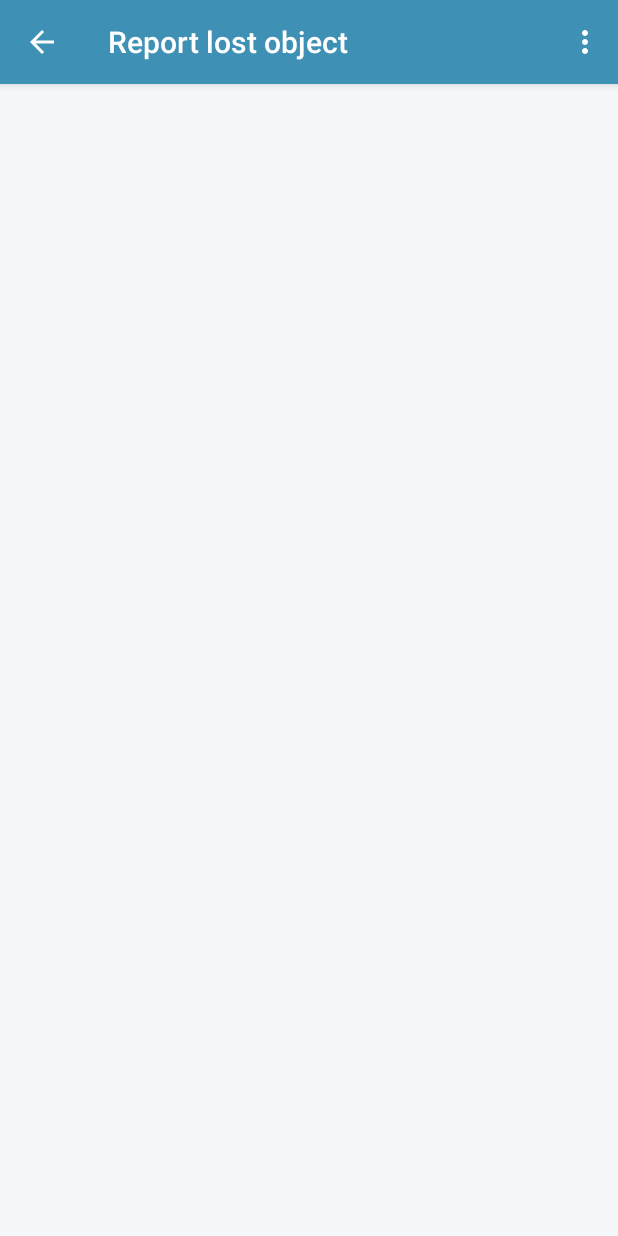
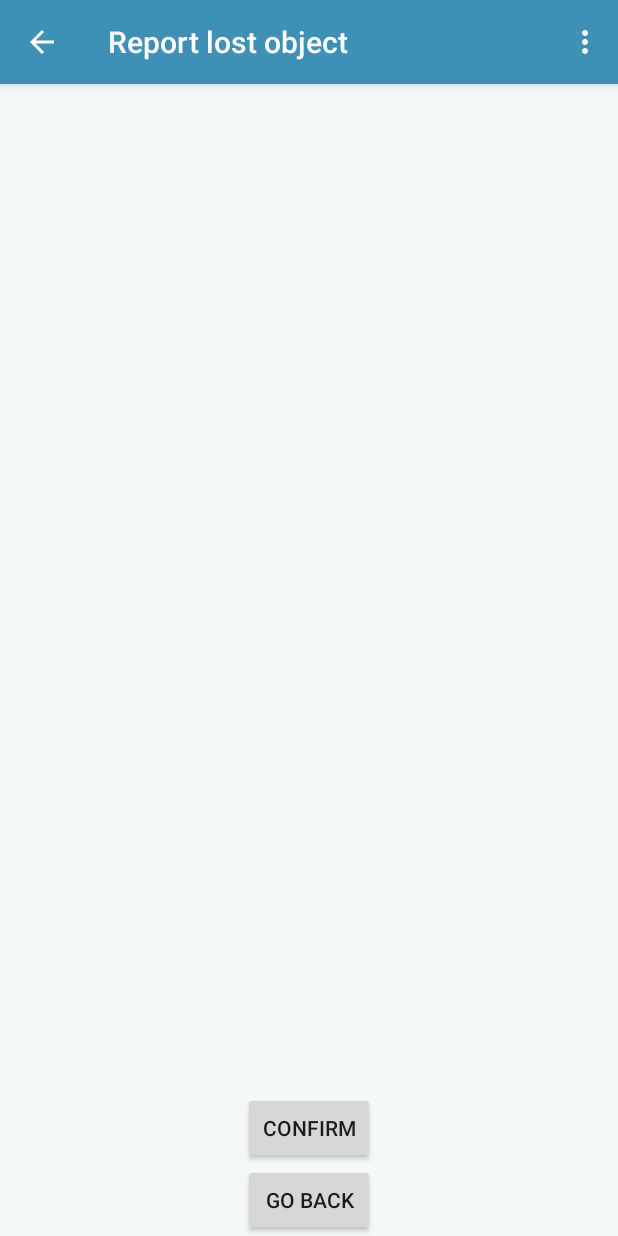
Before and after one commit to kszr/cs6235-app, an Android app: the LostActivity screen opened directly, with no data from a screen before it, on a phone screen of 412 x 824 dp. Run offline under Robolectric (Android 15) with nearby library versions, the phone set to English and light mode, and no system bars; 3 statements that could not run were skipped.

Commit message:
Adding Google Places API to LostActivity

```diff
--- a/LostAndFound/app/build.gradle
+++ b/LostAndFound/app/build.gradle
@@ -26,6 +26,7 @@ dependencies {
     compile 'com.android.support:design:23.3.0'
     compile 'com.google.android.gms:play-services-auth:9.6.1'
     compile 'com.google.android.gms:play-services-maps:9.6.1'
+    compile 'com.google.android.gms:play-services-places:9.6.1'
 }
 
 apply plugin: 'com.google.gms.google-services'
--- a/LostAndFound/app/src/main/java/edu/gatech/lostandfound/FoundAndTurnInActivity.java
+++ b/LostAndFound/app/src/main/java/edu/gatech/lostandfound/FoundAndTurnInActivity.java
@@ -56,4 +56,6 @@ public class FoundAndTurnInActivity extends CustomActionBarActivity implements O
         mGoogleMap.animateCamera(CameraUpdateFactory.newCameraPosition(cameraPosition));
     }
 
+
+
 }
--- a/LostAndFound/app/src/main/java/edu/gatech/lostandfound/LostActivity.java
+++ b/LostAndFound/app/src/main/java/edu/gatech/lostandfound/LostActivity.java
@@ -1,15 +1,96 @@
 package edu.gatech.lostandfound;
 
+import android.app.Activity;
+import android.content.Intent;
 import android.os.Bundle;
+import android.text.Html;
+import android.util.Log;
+import android.view.View;
+import android.widget.Button;
+import android.widget.TextView;
+
+import com.google.android.gms.common.ConnectionResult;
+import com.google.android.gms.common.GooglePlayServicesNotAvailableException;
+import com.google.android.gms.common.GooglePlayServicesRepairableException;
+import com.google.android.gms.common.api.GoogleApiClient;
+import com.google.android.gms.common.api.GoogleApiClient.OnConnectionFailedListener;
+import com.google.android.gms.location.places.Place;
+import com.google.android.gms.location.places.Places;
+import com.google.android.gms.location.places.ui.PlacePicker;
 
 /**
  * Created by abhishekchatterjee on 10/23/16.
  */
-public class LostActivity extends CustomActionBarActivity {
+public class LostActivity extends CustomActionBarActivity implements OnConnectionFailedListener {
+    private static final String TAG = "LostActivity";
+    private static final int PLACE_PICKER_REQUEST = 1;
+
+    private GoogleApiClient mGoogleApiClient;
+    private boolean confirm = false;
 
     @Override
     protected void onCreate(Bundle savedInstanceState) {
         super.onCreate(savedInstanceState);
         setContentView(R.layout.activity_lost);
+
+        startPlacePicker();
+
+        final Button buttonGoback = (Button) findViewById(R.id.button_goback);
+        assert buttonGoback != null;
+        buttonGoback.setOnClickListener(new View.OnClickListener() {
+            public void onClick(View v) {
+                Log.i(TAG, "Clicked 'Go Back'.");
+                startPlacePicker();
+            }
+        });
+
+
+        final Button buttonConf = (Button) findViewById(R.id.button_confirm);
+        assert buttonConf != null;
+        buttonConf.setOnClickListener(new View.OnClickListener() {
+            public void onClick(View v) {
+                Log.i(TAG, "Clicked 'Confirm'.");
+                confirm = true;
+                buttonGoback.setClickable(false);
+                buttonConf.setClickable(false);
+            }
+        });
+    }
+
+    @Override
+    public void onConnectionFailed(ConnectionResult connectionResult) {
+
+    }
+
+    protected void onActivityResult(int requestCode, int resultCode, Intent data) {
+        if (requestCode == PLACE_PICKER_REQUEST && resultCode == Activity.RESULT_OK) {
+            if (resultCode == RESULT_OK) {
+                Place place = PlacePicker.getPlace(data, this);
+                Log.d(TAG,"place: " + place.getName());
+
+                String sourceText = "Confirm object lost at <b>" + place.getName() + "</b>?";
+                TextView confText = (TextView) findViewById(R.id.lost_confirm_text);
+                assert confText != null;
+                confText.setText(Html.fromHtml(sourceText));
+            }
+        }
+    }
+
+    private void startPlacePicker() {
+        mGoogleApiClient = new GoogleApiClient
+                .Builder(this)
+                .addApi(Places.GEO_DATA_API)
+                .addApi(Places.PLACE_DETECTION_API)
+                .enableAutoManage(this, this)
+                .build();
+
+        PlacePicker.IntentBuilder builder = new PlacePicker.IntentBuilder();
+        try {
+            startActivityForResult(builder.build(this), PLACE_PICKER_REQUEST);
+        } catch (GooglePlayServicesRepairableException e) {
+            e.printStackTrace();
+        } catch (GooglePlayServicesNotAvailableException e) {
+            e.printStackTrace();
+        }
     }
 }
--- a/LostAndFound/app/src/main/res/layout/activity_lost.xml
+++ b/LostAndFound/app/src/main/res/layout/activity_lost.xml
@@ -4,4 +4,32 @@
     android:background="@color/light_bone"
     android:layout_height="match_parent">
 
+    <TextView
+        android:layout_width="match_parent"
+        android:layout_height="0dp"
+        android:id="@+id/lost_confirm_text"
+        android:layout_weight="1"
+        android:ellipsize="none"
+        android:maxLines="100"
+        android:paddingTop="10dp"
+        android:paddingLeft="10dp"
+        android:paddingRight="10dp"
+        android:textColor="@android:color/primary_text_light"
+        android:textSize="18sp"
+        android:scrollHorizontally="false"/>
+
+    <Button
+        android:layout_width="wrap_content"
+        android:layout_height="wrap_content"
+        android:text="@string/button_confirm"
+        android:id="@+id/button_confirm"
+        android:layout_gravity="center_horizontal" />
+
+    <Button
+        android:layout_width="wrap_content"
+        android:layout_height="wrap_content"
+        android:text="@string/button_goback"
+        android:id="@+id/button_goback"
+        android:layout_gravity="center_horizontal" />
+
 </LinearLayout>
--- a/LostAndFound/app/src/main/res/values/strings.xml
+++ b/LostAndFound/app/src/main/res/values/strings.xml
@@ -30,4 +30,6 @@
     <string name="signing_in">Signing in...</string>
     <string name="view_profile">View Profile</string>
     <string name="profile_page">Profile</string>
+    <string name="button_confirm">Confirm</string>
+    <string name="button_goback">Go Back</string>
 </resources>
```
